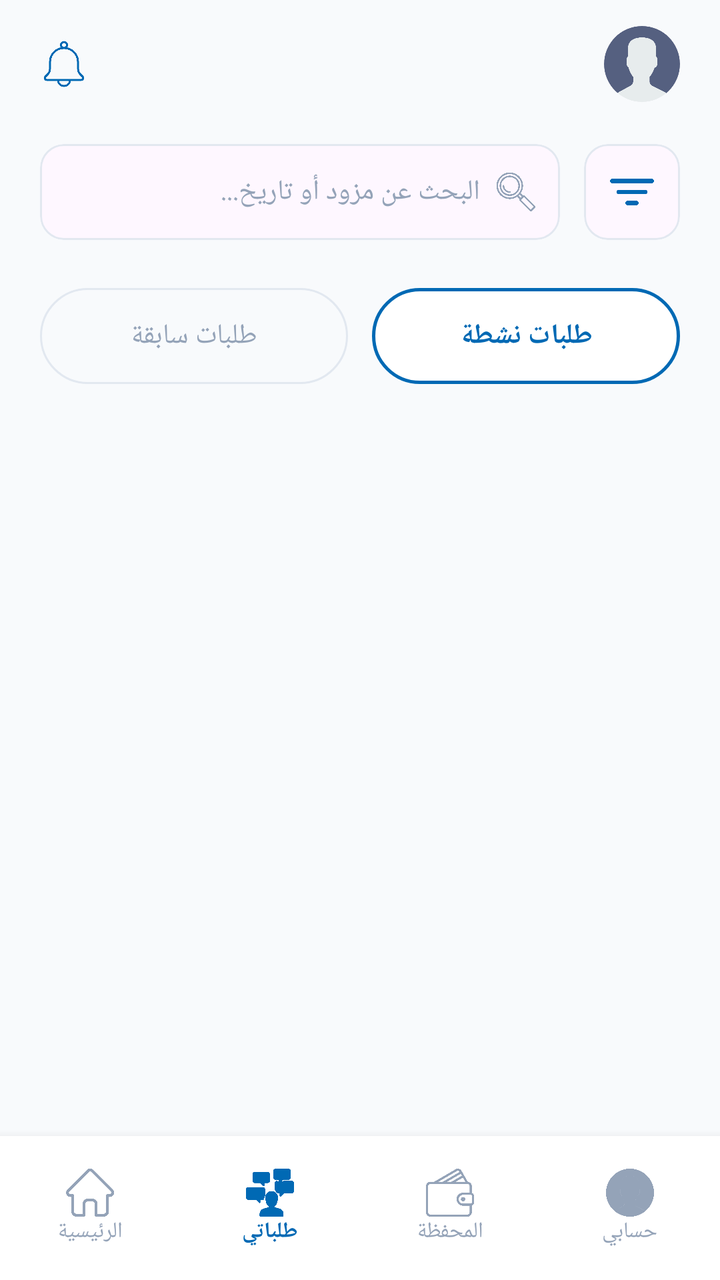
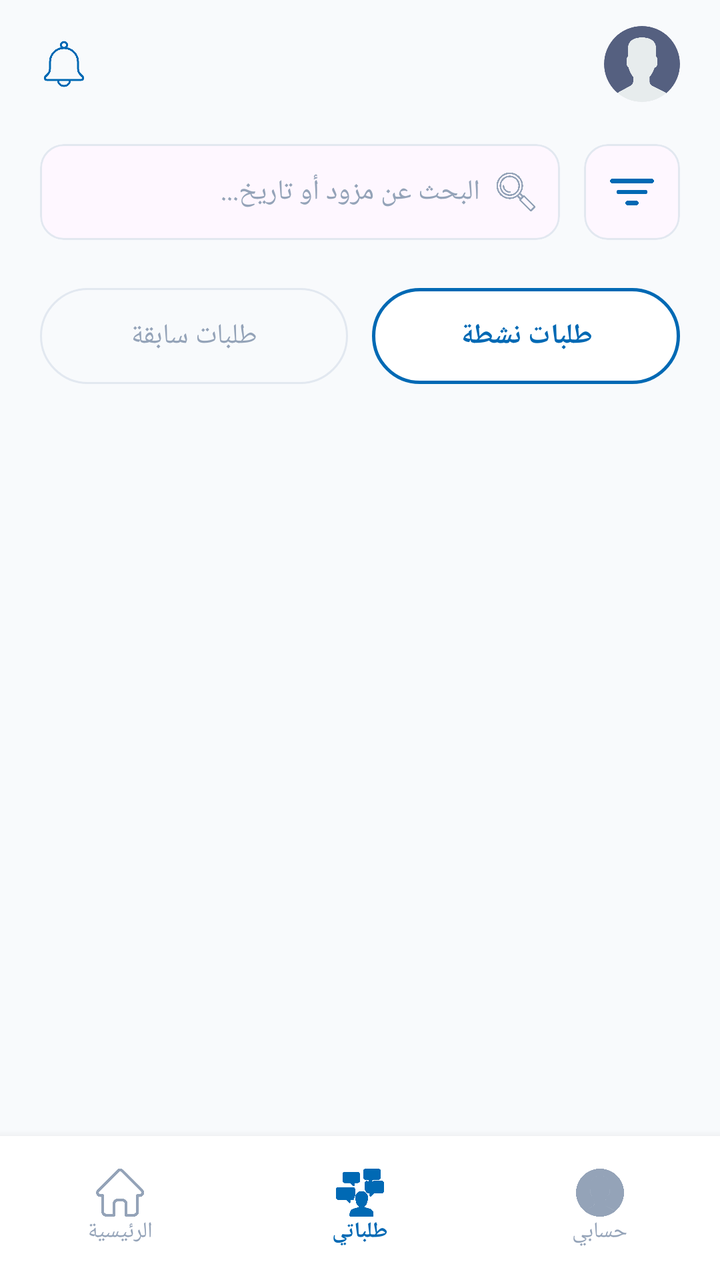

Before-and-after screenshots of an Android layout around one commit, followed by the original layout XML and the change that was made.
<!-- AndroidManifest.xml: application theme Theme.GraduationProject -->
<!-- res/layout/activity_my_orders.xml -->
<?xml version="1.0" encoding="utf-8"?>
<androidx.constraintlayout.widget.ConstraintLayout
    xmlns:android="http://schemas.android.com/apk/res/android"
    xmlns:app="http://schemas.android.com/apk/res-auto"
    xmlns:tools="http://schemas.android.com/tools"
    android:layout_width="match_parent"
    android:layout_height="match_parent"
    android:background="#F8FAFC"
    android:layoutDirection="rtl">

    <RelativeLayout
        android:id="@+id/layoutHeaderOrders"
        android:layout_width="match_parent"
        android:layout_height="64dp"
        android:paddingHorizontal="20dp"
        app:layout_constraintTop_toTopOf="parent">

        <com.google.android.material.card.MaterialCardView
            android:id="@+id/cardUserAvatar"
            android:layout_width="38dp"
            android:layout_height="38dp"
            android:layout_alignParentRight="true"
            android:layout_centerVertical="true"
            app:cardCornerRadius="19dp"
            app:cardElevation="0dp"
            app:strokeWidth="0dp">
            <ImageView
                android:layout_width="match_parent"
                android:layout_height="match_parent"
                android:src="@drawable/user"
                android:scaleType="centerCrop" />
        </com.google.android.material.card.MaterialCardView>

        <ImageView
            android:id="@+id/btnNotifications"
            android:layout_width="24dp"
            android:layout_height="24dp"
            android:layout_alignParentLeft="true"
            android:layout_centerVertical="true"
            android:src="@drawable/notification"
            app:tint="#0069B4" />

    </RelativeLayout>

    <LinearLayout
        android:id="@+id/layoutSearchSection"
        android:layout_width="match_parent"
        android:layout_height="wrap_content"
        android:orientation="horizontal"
        android:paddingHorizontal="20dp"
        android:layout_marginTop="8dp"
        app:layout_constraintTop_toBottomOf="@id/layoutHeaderOrders">

        <com.google.android.material.card.MaterialCardView
            android:layout_width="48dp"
            android:layout_height="48dp"
            app:cardCornerRadius="12dp"
            app:cardElevation="0dp"
            app:strokeColor="#E2E8F0"
            app:strokeWidth="1dp">
            <ImageView
                android:layout_width="22dp"
                android:layout_height="22dp"
                android:layout_gravity="center"
                android:src="@drawable/filter"
                app:tint="#0069B4" />
        </com.google.android.material.card.MaterialCardView>

        <com.google.android.material.card.MaterialCardView
            android:layout_width="0dp"
            android:layout_height="48dp"
            android:layout_weight="1"
            android:layout_marginRight="12dp"
            app:cardCornerRadius="12dp"
            app:cardElevation="0dp"
            app:strokeColor="#E2E8F0"
            app:strokeWidth="1dp">

            <LinearLayout
                android:layout_width="match_parent"
                android:layout_height="match_parent"
                android:orientation="horizontal"
                android:gravity="center_vertical"
                android:paddingHorizontal="12dp">

                <ImageView
                    android:layout_width="20dp"
                    android:layout_height="20dp"
                    android:src="@drawable/research"
                    app:tint="#94A3B8" />

                <EditText
                    android:id="@+id/etSearchInput"
                    android:layout_width="match_parent"
                    android:layout_height="match_parent"
                    android:layout_marginRight="8dp"
                    android:background="@android:color/transparent"
                    android:hint="البحث عن مزود أو تاريخ..."
                    android:textColorHint="#94A3B8"
                    android:textColor="#1E293B"
                    android:textSize="14sp"
                    android:gravity="right|center_vertical"
                    android:inputType="text"
                    android:maxLines="1" />
            </LinearLayout>
        </com.google.android.material.card.MaterialCardView>
    </LinearLayout>

    <LinearLayout
        android:id="@+id/layoutTabsOrders"
        android:layout_width="match_parent"
        android:layout_height="wrap_content"
        android:orientation="horizontal"
        android:paddingHorizontal="20dp"
        android:layout_marginTop="24dp"
        app:layout_constraintTop_toBottomOf="@id/layoutSearchSection">

        <com.google.android.material.button.MaterialButton
            android:id="@+id/btnActiveOrders"
            android:layout_width="0dp"
            android:layout_height="48dp"
            android:layout_weight="1"
            android:layout_marginLeft="6dp"
            android:text="طلبات نشطة"
            android:textColor="#0069B4"
            android:textSize="14sp"
            android:textStyle="bold"
            android:backgroundTint="#FFFFFF"
            app:cornerRadius="24dp"
            app:strokeColor="#0069B4"
            app:strokeWidth="1.5dp"
            android:insetTop="0dp"
            android:insetBottom="0dp" />

        <com.google.android.material.button.MaterialButton
            android:id="@+id/btnHistoryOrders"
            android:layout_width="0dp"
            android:layout_height="48dp"
            android:layout_weight="1"
            android:layout_marginRight="6dp"
            android:text="طلبات سابقة"
            android:textColor="#94A3B8"
            android:textSize="14sp"
            android:backgroundTint="#F8FAFC"
            app:cornerRadius="24dp"
            app:strokeColor="#E2E8F0"
            app:strokeWidth="1dp"
            android:insetTop="0dp"
            android:insetBottom="0dp" />
    </LinearLayout>

    <androidx.recyclerview.widget.RecyclerView
        android:id="@+id/rvOrders"
        android:layout_width="match_parent"
        android:layout_height="0dp"
        android:layout_marginTop="12dp"
        android:paddingHorizontal="20dp"
        android:clipToPadding="false"
        app:layout_constraintTop_toBottomOf="@id/layoutTabsOrders"
        app:layout_constraintBottom_toTopOf="@id/bottomNavOrders"
        tools:listitem="@layout/item_trip_record" />

    <LinearLayout
        android:id="@+id/bottomNavOrders"
        android:layout_width="match_parent"
        android:layout_height="72dp"
        android:background="#FFFFFF"
        android:orientation="horizontal"
        android:gravity="center"
        app:layout_constraintBottom_toBottomOf="parent"
        android:elevation="8dp">

        <LinearLayout
            android:id="@+id/navProfile"
            android:layout_width="0dp"
            android:layout_height="wrap_content"
            android:layout_weight="1"
            android:orientation="vertical"
            android:clickable="true"
            android:focusable="true"
            android:gravity="center">
            <ImageView
                android:layout_width="24dp"
                android:layout_height="24dp"
                android:src="@drawable/user"
                app:tint="#94A3B8" />
            <TextView android:layout_width="wrap_content"
                android:layout_height="wrap_content"
                android:text="حسابي"
                android:textColor="#94A3B8"
                android:textSize="11sp" />
        </LinearLayout>

        <LinearLayout
            android:id="@+id/navWallet"
            android:layout_width="0dp"
            android:layout_height="wrap_content"
            android:layout_weight="1"
            android:orientation="vertical"
            android:clickable="true"
            android:focusable="true"
            android:gravity="center">
            <ImageView
                android:layout_width="24dp"
                android:layout_height="24dp"
                android:src="@drawable/wallet"
                app:tint="#94A3B8" />
            <TextView android:layout_width="wrap_content" android:layout_height="wrap_content" android:text="المحفظة" android:textColor="#94A3B8" android:textSize="11sp" />
        </LinearLayout>

        <LinearLayout
            android:id="@+id/navOrders"
            android:layout_width="0dp"
            android:layout_height="wrap_content"
            android:layout_weight="1"
            android:orientation="vertical"
            android:clickable="true"
            android:focusable="true"
            android:gravity="center">
            <ImageView
                android:layout_width="24dp"
                android:layout_height="24dp"
                android:src="@drawable/personal"
                app:tint="#0069B4" />
            <TextView
                android:layout_width="wrap_content"
                android:layout_height="wrap_content"
                android:text="طلباتي"
                android:textColor="#0069B4"
                android:textSize="11sp"
                android:textStyle="bold" />
        </LinearLayout>

        <LinearLayout
            android:id="@+id/navHome"
            android:layout_width="0dp"
            android:layout_height="wrap_content"
            android:layout_weight="1"
            android:orientation="vertical"
            android:clickable="true"
            android:focusable="true"
            android:gravity="center">
            <ImageView
                android:layout_width="24dp"
                android:layout_height="24dp"
                android:src="@drawable/home"
                app:tint="#94A3B8" />
            <TextView android:layout_width="wrap_content"
                android:layout_height="wrap_content"
                android:text="الرئيسية"
                android:textColor="#94A3B8"
                android:textSize="11sp" />
        </LinearLayout>

    </LinearLayout>

</androidx.constraintlayout.widget.ConstraintLayout>
<!-- res/layout/item_trip_record.xml (included above) -->
<?xml version="1.0" encoding="utf-8"?>
<LinearLayout
    xmlns:android="http://schemas.android.com/apk/res/android"
    xmlns:app="http://schemas.android.com/apk/res-auto"
    android:layout_width="match_parent"
    android:layout_height="wrap_content"
    android:orientation="vertical"
    android:layout_marginBottom="12dp">

    <TextView
        android:id="@+id/tvSectionDate"
        android:layout_width="wrap_content"
        android:layout_height="wrap_content"
        android:text="اليوم - الأربعاء 22 مايو"
        android:textColor="#64748B"
        android:textSize="12sp"
        android:textStyle="bold"
        android:layout_gravity="right"
        android:layout_marginBottom="10dp"
        android:layout_marginTop="6dp"/>

    <com.google.android.material.card.MaterialCardView
        android:layout_width="match_parent"
        android:layout_height="wrap_content"
        app:cardBackgroundColor="#FFFFFF"
        app:cardCornerRadius="16dp"
        app:cardElevation="0dp"
        app:strokeColor="#E2E8F0"
        app:strokeWidth="1dp">

        <LinearLayout
            android:layout_width="match_parent"
            android:layout_height="wrap_content"
            android:orientation="vertical"
            android:padding="14dp">

            <RelativeLayout
                android:layout_width="match_parent"
                android:layout_height="wrap_content">

                <com.google.android.material.card.MaterialCardView
                    android:id="@+id/cardUserIcon"
                    android:layout_width="44dp"
                    android:layout_height="44dp"
                    android:layout_alignParentRight="true"
                    app:cardBackgroundColor="#CCF5FF"
                    app:cardCornerRadius="12dp"
                    app:cardElevation="0dp">
                    <ImageView
                        android:layout_width="20dp"
                        android:layout_height="20dp"
                        android:layout_gravity="center"

                        app:tint="#0069B4" />
                </com.google.android.material.card.MaterialCardView>

                <LinearLayout
                    android:layout_width="wrap_content"
                    android:layout_height="wrap_content"
                    android:layout_toLeftOf="@id/cardUserIcon"
                    android:layout_marginRight="12dp"
                    android:orientation="vertical"
                    android:gravity="right">

                    <TextView
                        android:id="@+id/tvCustomerName"
                        android:layout_width="wrap_content"
                        android:layout_height="wrap_content"
                        android:text="أحمد محمد خليل"
                        android:textColor="#1E293B"
                        android:textSize="14sp"
                        android:textStyle="bold" />

                    <TextView
                        android:id="@+id/tvOrderMeta"
                        android:layout_width="wrap_content"
                        android:layout_height="wrap_content"
                        android:layout_marginTop="4dp"
                        android:text="طلب #28475 • 10:30 صباحاً"
                        android:textColor="#64748B"
                        android:textSize="12sp" />
                </LinearLayout>

                <LinearLayout
                    android:layout_width="wrap_content"
                    android:layout_height="wrap_content"
                    android:layout_alignParentLeft="true"
                    android:orientation="vertical"
                    android:gravity="left">

                    <TextView
                        android:id="@+id/tvOrderPrice"
                        android:layout_width="wrap_content"
                        android:layout_height="wrap_content"
                        android:text="45.00 ₪"
                        android:textColor="#0069B4"
                        android:textSize="15sp"
                        android:textStyle="bold" />

                    <TextView
                        android:id="@+id/tvPaymentBadge"
                        android:layout_width="wrap_content"
                        android:layout_height="wrap_content"
                        android:layout_marginTop="4dp"
                        android:background="@drawable/back"
                        android:paddingHorizontal="6dp"
                        android:paddingVertical="1dp"
                        android:text="نقداً"
                        android:textColor="#0284C7"
                        android:textSize="10sp"
                        android:textStyle="bold"/>
                </LinearLayout>

            </RelativeLayout>

            <View
                android:layout_width="match_parent"
                android:layout_height="1dp"
                android:background="#E2E8F0"
                android:layout_marginTop="12dp"
                android:layout_marginBottom="12dp"/>

            <RelativeLayout
                android:layout_width="match_parent"
                android:layout_height="wrap_content">

                <LinearLayout
                    android:layout_width="wrap_content"
                    android:layout_height="wrap_content"
                    android:layout_alignParentRight="true"
                    android:orientation="horizontal"
                    android:gravity="center_vertical">

                    <TextView
                        android:id="@+id/tvStatusText"
                        android:layout_width="wrap_content"
                        android:layout_height="wrap_content"
                        android:text="مكتمل"
                        android:textColor="#15803D"
                        android:textSize="13sp"
                        android:textStyle="bold"
                        android:layout_marginRight="4dp"/>

                    <ImageView
                        android:layout_width="16dp"
                        android:layout_height="16dp"
                        android:src="@drawable/back"
                        app:tint="#15803D"
                        android:layout_marginRight="12dp"/>

                    <TextView
                        android:id="@+id/tvWaterAmount"
                        android:layout_width="wrap_content"
                        android:layout_height="wrap_content"
                        android:text="5000 لتر"
                        android:textColor="#1E293B"
                        android:textSize="13sp"
                        android:layout_marginRight="4dp" />

                    <ImageView
                        android:layout_width="16dp"
                        android:layout_height="16dp"
                        android:src="@drawable/back"
                        app:tint="#0069B4" />
                </LinearLayout>

                <LinearLayout
                    android:id="@+id/btnGoToDetails"
                    android:layout_width="wrap_content"
                    android:layout_height="wrap_content"
                    android:layout_alignParentLeft="true"
                    android:orientation="horizontal"
                    android:gravity="center_vertical"
                    android:clickable="true"
                    android:focusable="true">

                    <ImageView
                        android:layout_width="14dp"
                        android:layout_height="14dp"
                        android:src="@drawable/back"
                        app:tint="#0069B4"
                        android:layout_marginRight="4dp"/>

                    <TextView
                        android:layout_width="wrap_content"
                        android:layout_height="wrap_content"
                        android:text="التفاصيل"
                        android:textColor="#0069B4"
                        android:textSize="13sp"
                        android:textStyle="bold" />
                </LinearLayout>

            </RelativeLayout>

        </LinearLayout>
    </com.google.android.material.card.MaterialCardView>
</LinearLayout>
<!-- resources referenced by this layout -->
<resources>
  <!-- drawable back: png bitmap (drawable, 3478 bytes) -->
  <!-- drawable filter: png bitmap (drawable, 3962 bytes) -->
  <!-- drawable home: png bitmap (drawable, 8020 bytes) -->
  <!-- drawable notification: png bitmap (drawable, 10754 bytes) -->
  <!-- drawable personal: png bitmap (drawable, 20543 bytes) -->
  <!-- drawable research: png bitmap (drawable, 17419 bytes) -->
  <!-- drawable user: png bitmap (drawable, 19440 bytes) -->
  <!-- drawable wallet: png bitmap (drawable, 15785 bytes) -->
  <style name="Theme.GraduationProject" parent="Base.Theme.GraduationProject" />
  <style name="Base.Theme.GraduationProject" parent="Theme.Material3.DayNight.NoActionBar">
          
          
      </style>
</resources>

<!-- the commit's change to res/layout/activity_my_orders.xml (unified diff, before → after) -->
@@ -189,23 +189,6 @@
                 android:text="حسابي"
                 android:textColor="#94A3B8"
                 android:textSize="11sp" />
-        </LinearLayout>
-
-        <LinearLayout
-            android:id="@+id/navWallet"
-            android:layout_width="0dp"
-            android:layout_height="wrap_content"
-            android:layout_weight="1"
-            android:orientation="vertical"
-            android:clickable="true"
-            android:focusable="true"
-            android:gravity="center">
-            <ImageView
-                android:layout_width="24dp"
-                android:layout_height="24dp"
-                android:src="@drawable/wallet"
-                app:tint="#94A3B8" />
-            <TextView android:layout_width="wrap_content" android:layout_height="wrap_content" android:text="المحفظة" android:textColor="#94A3B8" android:textSize="11sp" />
         </LinearLayout>
 
         <LinearLayout
<!-- resource entries referenced after the edit -->
@@ -7,7 +7,6 @@
   <!-- drawable personal: png bitmap (drawable, 20543 bytes) -->
   <!-- drawable research: png bitmap (drawable, 17419 bytes) -->
   <!-- drawable user: png bitmap (drawable, 19440 bytes) -->
-  <!-- drawable wallet: png bitmap (drawable, 15785 bytes) -->
   <style name="Theme.GraduationProject" parent="Base.Theme.GraduationProject" />
   <style name="Base.Theme.GraduationProject" parent="Theme.Material3.DayNight.NoActionBar">
           
